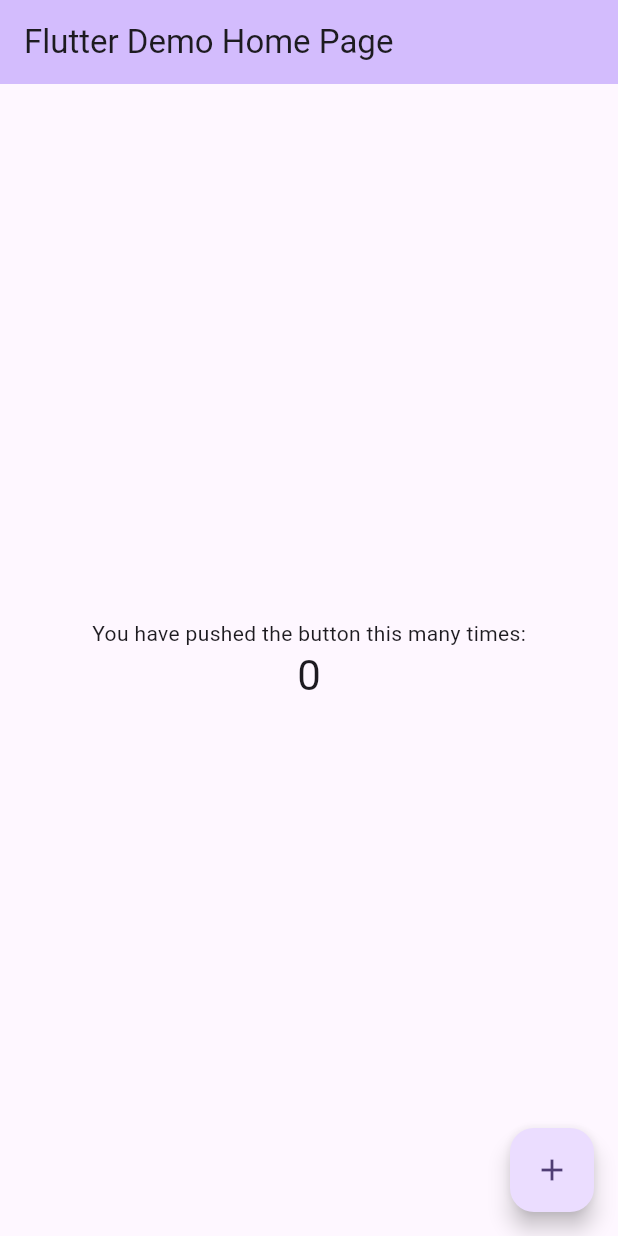
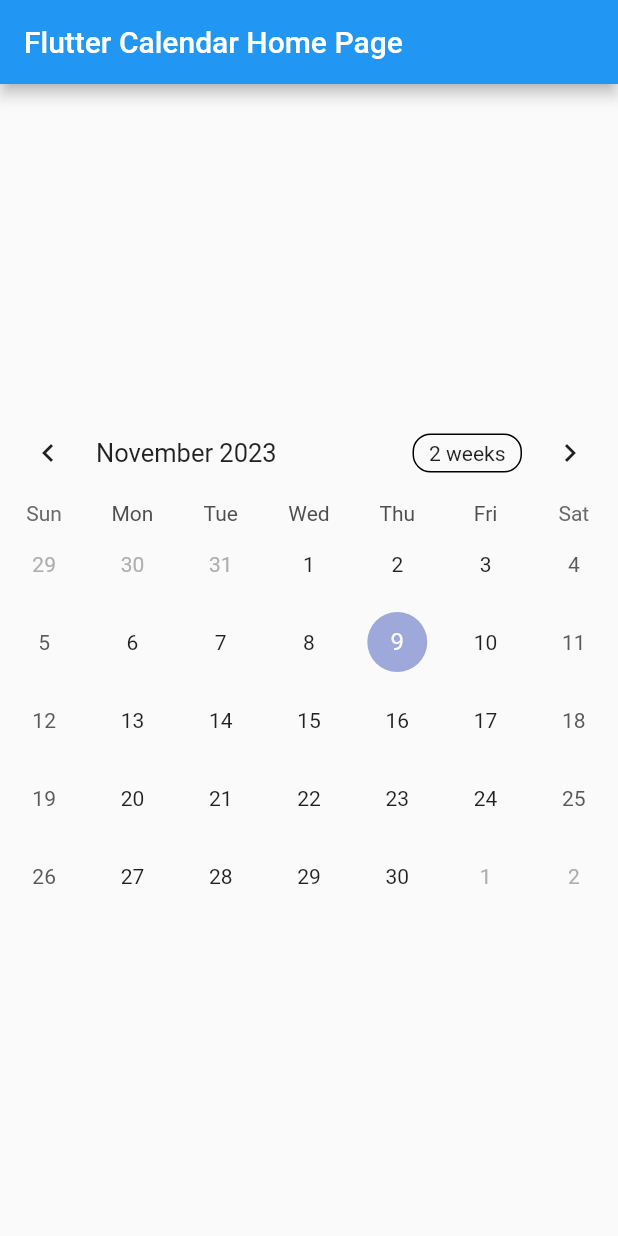
Before and after one commit to DungxLas/-Flutter-calendar_app, a Flutter app: the screen it shows after launch, on a phone screen of 412 x 824 dp. Run offline on Flutter 3.47's test engine with Material 2 defaults, Android fonts, the phone set to English and light mode, and no system bars; drawn by our look-alikes of table_calendar.

Commit message:
09/11/2023

```diff
--- a/lib/main.dart
+++ b/lib/main.dart
@@ -1,4 +1,5 @@
 import 'package:flutter/material.dart';
+import 'package:table_calendar/table_calendar.dart';
 
 void main() {
   runApp(const MyApp());
@@ -7,46 +8,20 @@ void main() {
 class MyApp extends StatelessWidget {
   const MyApp({super.key});
 
-  // This widget is the root of your application.
   @override
   Widget build(BuildContext context) {
     return MaterialApp(
-      title: 'Flutter Demo',
+      title: 'Flutter Calendar',
       theme: ThemeData(
-        // This is the theme of your application.
-        //
-        // TRY THIS: Try running your application with "flutter run". You'll see
-        // the application has a blue toolbar. Then, without quitting the app,
-        // try changing the seedColor in the colorScheme below to Colors.green
-        // and then invoke "hot reload" (save your changes or press the "hot
-        // reload" button in a Flutter-supported IDE, or press "r" if you used
-        // the command line to start the app).
-        //
-        // Notice that the counter didn't reset back to zero; the application
-        // state is not lost during the reload. To reset the state, use hot
-        // restart instead.
-        //
-        // This works for code too, not just values: Most code changes can be
-        // tested with just a hot reload.
-        colorScheme: ColorScheme.fromSeed(seedColor: Colors.deepPurple),
-        useMaterial3: true,
+        primarySwatch: Colors.blue,
       ),
-      home: const MyHomePage(title: 'Flutter Demo Home Page'),
+      home: const MyHomePage(title: 'Flutter Calendar Home Page'),
     );
   }
 }
 
 class MyHomePage extends StatefulWidget {
-  const MyHomePage({super.key, required this.title});
-
-  // This widget is the home page of your application. It is stateful, meaning
-  // that it has a State object (defined below) that contains fields that affect
-  // how it looks.
-
-  // This class is the configuration for the state. It holds the values (in this
-  // case the title) provided by the parent (in this case the App widget) and
-  // used by the build method of the State. Fields in a Widget subclass are
-  // always marked "final".
+  const MyHomePage({Key? key, required this.title}) : super(key: key);
 
   final String title;
 
@@ -55,71 +30,41 @@ class MyHomePage extends StatefulWidget {
 }
 
 class _MyHomePageState extends State<MyHomePage> {
-  int _counter = 0;
-
-  void _incrementCounter() {
-    setState(() {
-      // This call to setState tells the Flutter framework that something has
-      // changed in this State, which causes it to rerun the build method below
-      // so that the display can reflect the updated values. If we changed
-      // _counter without calling setState(), then the build method would not be
-      // called again, and so nothing would appear to happen.
-      _counter++;
-    });
-  }
+  CalendarFormat _calendarFormat = CalendarFormat.month;
+  DateTime _focusedDay = DateTime.now();
+  DateTime? _selectedDay;
 
   @override
   Widget build(BuildContext context) {
-    // This method is rerun every time setState is called, for instance as done
-    // by the _incrementCounter method above.
-    //
-    // The Flutter framework has been optimized to make rerunning build methods
-    // fast, so that you can just rebuild anything that needs updating rather
-    // than having to individually change instances of widgets.
     return Scaffold(
       appBar: AppBar(
-        // TRY THIS: Try changing the color here to a specific color (to
-        // Colors.amber, perhaps?) and trigger a hot reload to see the AppBar
-        // change color while the other colors stay the same.
-        backgroundColor: Theme.of(context).colorScheme.inversePrimary,
-        // Here we take the value from the MyHomePage object that was created by
-        // the App.build method, and use it to set our appbar title.
         title: Text(widget.title),
       ),
       body: Center(
-        // Center is a layout widget. It takes a single child and positions it
-        // in the middle of the parent.
-        child: Column(
-          // Column is also a layout widget. It takes a list of children and
-          // arranges them vertically. By default, it sizes itself to fit its
-          // children horizontally, and tries to be as tall as its parent.
-          //
-          // Column has various properties to control how it sizes itself and
-          // how it positions its children. Here we use mainAxisAlignment to
-          // center the children vertically; the main axis here is the vertical
-          // axis because Columns are vertical (the cross axis would be
-          // horizontal).
-          //
-          // TRY THIS: Invoke "debug painting" (choose the "Toggle Debug Paint"
-          // action in the IDE, or press "p" in the console), to see the
-          // wireframe for each widget.
-          mainAxisAlignment: MainAxisAlignment.center,
-          children: <Widget>[
-            const Text(
-              'You have pushed the button this many times:',
-            ),
-            Text(
-              '$_counter',
-              style: Theme.of(context).textTheme.headlineMedium,
-            ),
-          ],
+        child: TableCalendar(
+          firstDay: DateTime.utc(2010, 10, 16),
+          lastDay: DateTime.utc(2030, 3, 14),
+          focusedDay: _focusedDay,
+          calendarFormat: _calendarFormat,
+          selectedDayPredicate: (day) {
+            return isSameDay(_selectedDay, day);
+          },
+          onDaySelected: (selectedDay, focusedDay) {
+            setState(() {
+              _selectedDay = selectedDay;
+              _focusedDay = focusedDay;
+            });
+          },
+          onFormatChanged: (format) {
+            setState(() {
+              _calendarFormat = format;
+            });
+          },
+          onPageChanged: (focusedDay) {
+            _focusedDay = focusedDay;
+          },
         ),
       ),
-      floatingActionButton: FloatingActionButton(
-        onPressed: _incrementCounter,
-        tooltip: 'Increment',
-        child: const Icon(Icons.add),
-      ), // This trailing comma makes auto-formatting nicer for build methods.
     );
   }
 }
--- a/pubspec.yaml
+++ b/pubspec.yaml
@@ -35,6 +35,7 @@ dependencies:
   # The following adds the Cupertino Icons font to your application.
   # Use with the CupertinoIcons class for iOS style icons.
   cupertino_icons: ^1.0.2
+  table_calendar: ^3.0.9
 
 dev_dependencies:
   flutter_test:
```
Also changed, not shown: pubspec.lock.
